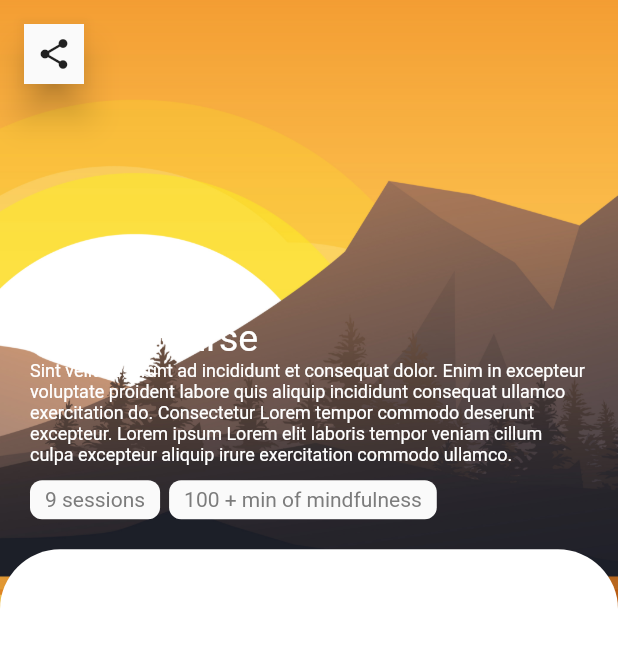
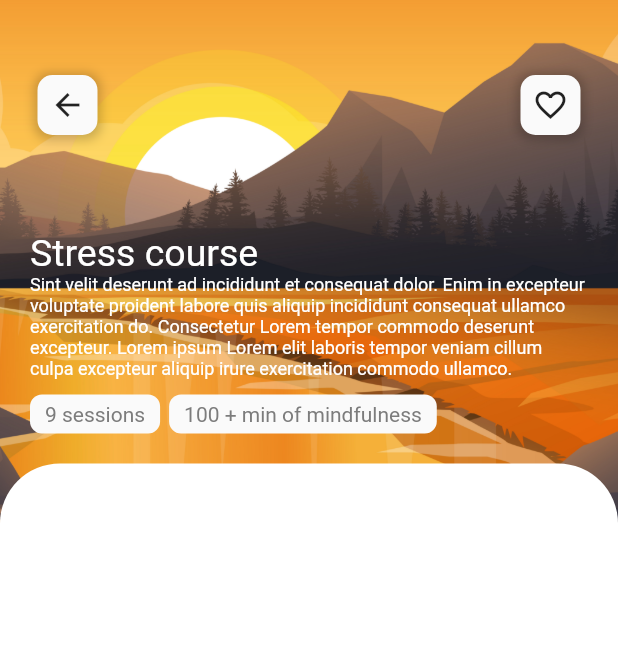
Before and after one commit to Xidashuaige/screen_design, a Flutter app: the screen it shows after launch, on a phone screen of 412 x 824 dp. Shown: the top 647 px of the screen. Run offline on Flutter 3.47's test engine with Material 2 defaults, Android fonts, the phone set to English and light mode, and no system bars.

Commit message:
add custom button

```diff
--- a/lib/screens/my_demo_sreen.dart
+++ b/lib/screens/my_demo_sreen.dart
@@ -1,7 +1,8 @@
 import 'package:flutter/material.dart';
 import 'package:provider/provider.dart';
 import 'package:screen_design/model/product.dart';
-import 'package:screen_design/widgets/upper_context/header_info.dart';
+import 'package:screen_design/widgets/background.dart';
+import 'package:screen_design/widgets/upper_context/upper_info.dart';
 
 class MyDemoScreen extends StatelessWidget {
   final String title;
@@ -14,27 +15,20 @@ class MyDemoScreen extends StatelessWidget {
 
   @override
   Widget build(BuildContext context) {
+    final screenSize = MediaQuery.of(context).size;
     return Provider.value(
       value: product,
       child: Scaffold(
         body: Stack(children: [
           // background
-          Container(
-            decoration: BoxDecoration(
-              image: DecorationImage(
-                image: AssetImage(product.backgroundAssets),
-                fit: BoxFit.cover,
-              ),
-            ),
-          ),
-
+          Background(screenSize: screenSize, product: product),
           // context
           Column(
             children: [
               // upper screen context
               Expanded(
-                flex: 4,
-                child: HeaderInfo(product: product),
+                flex: 3,
+                child: UpperInfo(product: product),
               ),
 
               // lower screen context
--- /dev/null
+++ b/lib/widgets/background.dart
@@ -0,0 +1,32 @@
+import 'package:flutter/material.dart';
+import 'package:screen_design/model/product.dart';
+
+class Background extends StatelessWidget {
+  const Background({
+    Key? key,
+    required this.screenSize,
+    required this.product,
+  }) : super(key: key);
+
+  final Size screenSize;
+  final Product product;
+
+  @override
+  Widget build(BuildContext context) {
+    return Align(
+      alignment: Alignment.topCenter,
+      child: SizedBox(
+        height: screenSize.height / 2,
+        width: screenSize.width,
+        child: Container(
+          decoration: BoxDecoration(
+            image: DecorationImage(
+              image: AssetImage(product.backgroundAssets),
+              fit: BoxFit.cover,
+            ),
+          ),
+        ),
+      ),
+    );
+  }
+}
--- a/lib/widgets/upper_context/header_info.dart
+++ /dev/null
@@ -1,53 +0,0 @@
-import 'package:flutter/material.dart';
-import 'package:screen_design/model/product.dart';
-import 'package:screen_design/widgets/upper_context/description.dart';
-import 'package:screen_design/widgets/upper_context/tag_list.dart';
-
-class HeaderInfo extends StatelessWidget {
-  const HeaderInfo({
-    Key? key,
-    required this.product,
-  }) : super(key: key);
-
-  final Product product;
-
-  @override
-  Widget build(BuildContext context) {
-    return Stack(
-      children: [
-        // Description
-        Container(
-          padding: const EdgeInsets.all(20),
-          child: Column(
-            mainAxisSize: MainAxisSize.max,
-            mainAxisAlignment: MainAxisAlignment.end,
-            crossAxisAlignment: CrossAxisAlignment.start,
-            children: const [
-              Description(),
-              TagList(),
-            ],
-          ),
-        ),
-
-        // Icon
-        Padding(
-          padding: const EdgeInsets.all(16.0),
-          child: Material(
-            elevation: 10,
-            child: Container(
-              width: 40,
-              height: 40,
-              decoration: BoxDecoration(
-                color: Colors.grey[50],
-                borderRadius: const BorderRadius.all(
-                  Radius.circular(8),
-                ),
-              ),
-              child: const Center(child: Icon(Icons.share)),
-            ),
-          ),
-        ),
-      ],
-    );
-  }
-}
--- /dev/null
+++ b/lib/widgets/upper_context/upper_info.dart
@@ -0,0 +1,89 @@
+import 'package:flutter/material.dart';
+import 'package:screen_design/model/product.dart';
+import 'package:screen_design/widgets/upper_context/description.dart';
+import 'package:screen_design/widgets/upper_context/tag_list.dart';
+
+class UpperInfo extends StatelessWidget {
+  const UpperInfo({
+    Key? key,
+    required this.product,
+  }) : super(key: key);
+
+  final Product product;
+
+  @override
+  Widget build(BuildContext context) {
+    return Stack(
+      children: [
+        // Description
+        Container(
+          padding: const EdgeInsets.all(20),
+          child: Column(
+            mainAxisSize: MainAxisSize.max,
+            mainAxisAlignment: MainAxisAlignment.end,
+            crossAxisAlignment: CrossAxisAlignment.start,
+            children: const [
+              Description(),
+              TagList(),
+            ],
+          ),
+        ),
+
+        // Icon
+        Padding(
+          padding: const EdgeInsets.symmetric(
+            vertical: 50,
+            horizontal: 25,
+          ),
+          child: Row(
+            mainAxisAlignment: MainAxisAlignment.spaceBetween,
+            children: const [
+              CutomButton(
+                myIcon: Icons.arrow_back,
+              ),
+              CutomButton(
+                myIcon: Icons.favorite_border,
+              ),
+            ],
+          ),
+        ),
+      ],
+    );
+  }
+}
+
+class CutomButton extends StatelessWidget {
+  final IconData myIcon;
+  const CutomButton({
+    Key? key,
+    required this.myIcon,
+  }) : super(key: key);
+
+  @override
+  Widget build(BuildContext context) {
+    return Container(
+      width: 40,
+      height: 40,
+      decoration: BoxDecoration(
+        boxShadow: [
+          BoxShadow(
+            color: Colors.black.withOpacity(0.2),
+            spreadRadius: 2,
+            blurRadius: 5,
+            offset: const Offset(0, 1), // changes position of shadow
+          ),
+        ],
+        color: Colors.grey[50],
+        borderRadius: const BorderRadius.all(
+          Radius.circular(10),
+        ),
+      ),
+      child: Center(
+        child: IconButton(
+          onPressed: () {},
+          icon: Icon(myIcon),
+        ),
+      ),
+    );
+  }
+}
```
Also changed, not shown: lib/widgets/upper_context/custom_button.dart (added).
